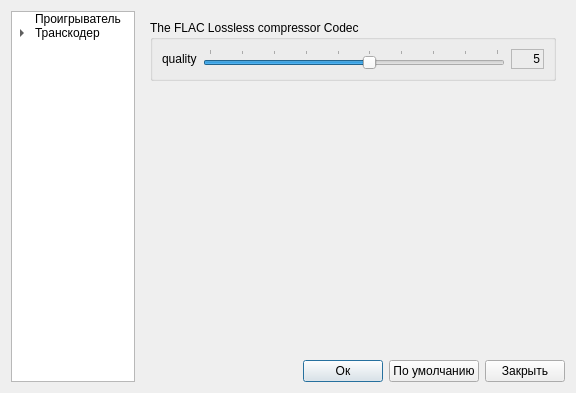
Above: ui/preferences.ui from ipse666/cueplayer before the change. Below: the same form after it.
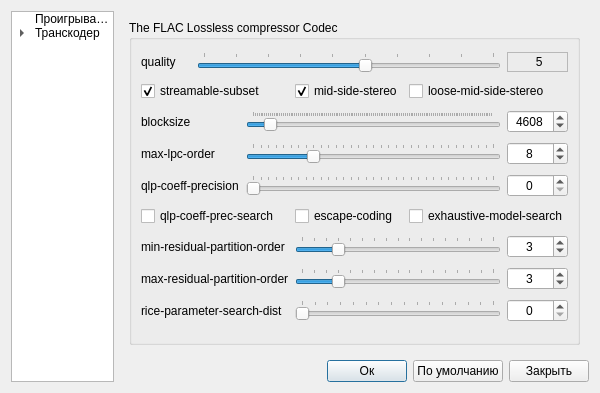
That is the form after the change. The open tabs and pages were chosen to show the change. Icons and pictures are not drawn.

Diff of the .ui file:
```diff
--- a/ui/preferences.ui
+++ b/ui/preferences.ui
@@ -6,8 +6,8 @@
    <rect>
     <x>0</x>
     <y>0</y>
-    <width>576</width>
-    <height>360</height>
+    <width>600</width>
+    <height>368</height>
    </rect>
   </property>
   <property name="windowTitle">
@@ -17,7 +17,7 @@
    <iconset>
     <normaloff>:/images/preferences.png</normaloff>:/images/preferences.png</iconset>
   </property>
-  <layout class="QGridLayout" name="gridLayout_4">
+  <layout class="QGridLayout" name="gridLayout_12">
    <item row="0" column="0" rowspan="2">
     <widget class="QTreeWidget" name="treeWidget">
      <property name="sizePolicy">
@@ -620,7 +620,28 @@
       </layout>
      </widget>
      <widget class="QWidget" name="page_4">
-      <layout class="QGridLayout" name="gridLayout_12">
+      <layout class="QGridLayout" name="gridLayout_4">
+       <item row="0" column="0">
+        <widget class="QScrollArea" name="scrollArea">
+         <property name="frameShape">
+          <enum>QFrame::NoFrame</enum>
+         </property>
+         <property name="horizontalScrollBarPolicy">
+          <enum>Qt::ScrollBarAlwaysOff</enum>
+         </property>
+         <property name="widgetResizable">
+          <bool>true</bool>
+         </property>
+         <widget class="QWidget" name="scrollAreaWidgetContents">
+          <property name="geometry">
+           <rect>
+            <x>0</x>
+            <y>0</y>
+            <width>406</width>
+            <height>408</height>
+           </rect>
+          </property>
+          <layout class="QGridLayout" name="gridLayout_16">
        <item row="0" column="0">
         <widget class="QGroupBox" name="groupBox_11">
          <property name="enabled">
@@ -1132,6 +1153,10 @@
        </item>
       </layout>
      </widget>
+        </widget>
+       </item>
+      </layout>
+     </widget>
      <widget class="QWidget" name="page_5">
       <layout class="QGridLayout" name="gridLayout_13">
        <item row="0" column="0">
@@ -1147,7 +1172,7 @@
             </property>
            </widget>
           </item>
-          <item row="0" column="1">
+          <item row="0" column="1" colspan="5">
            <widget class="QSlider" name="flacQuaSlider">
             <property name="sizePolicy">
              <sizepolicy hsizetype="Expanding" vsizetype="Fixed">
@@ -1181,7 +1206,400 @@
             </property>
            </widget>
           </item>
-          <item row="0" column="2">
+          <item row="2" column="0" colspan="3">
+           <widget class="QCheckBox" name="flacStreamableSubsetBox">
+            <property name="text">
+             <string>streamable-subset</string>
+            </property>
+            <property name="checked">
+             <bool>true</bool>
+            </property>
+           </widget>
+          </item>
+          <item row="2" column="3" colspan="2">
+           <widget class="QCheckBox" name="flacMidSideStereoBox">
+            <property name="text">
+             <string>mid-side-stereo</string>
+            </property>
+            <property name="checked">
+             <bool>true</bool>
+            </property>
+           </widget>
+          </item>
+          <item row="2" column="5" colspan="2">
+           <widget class="QCheckBox" name="flacLooseMidSideStereoBox">
+            <property name="text">
+             <string>loose-mid-side-stereo</string>
+            </property>
+           </widget>
+          </item>
+          <item row="3" column="0">
+           <widget class="QLabel" name="label_22">
+            <property name="text">
+             <string>blocksize</string>
+            </property>
+           </widget>
+          </item>
+          <item row="3" column="2" colspan="4">
+           <widget class="QSlider" name="flacBlocksizeSlider">
+            <property name="sizePolicy">
+             <sizepolicy hsizetype="Expanding" vsizetype="Fixed">
+              <horstretch>9</horstretch>
+              <verstretch>0</verstretch>
+             </sizepolicy>
+            </property>
+            <property name="minimum">
+             <number>16</number>
+            </property>
+            <property name="maximum">
+             <number>65535</number>
+            </property>
+            <property name="singleStep">
+             <number>512</number>
+            </property>
+            <property name="pageStep">
+             <number>5120</number>
+            </property>
+            <property name="value">
+             <number>4608</number>
+            </property>
+            <property name="orientation">
+             <enum>Qt::Horizontal</enum>
+            </property>
+            <property name="tickPosition">
+             <enum>QSlider::TicksAbove</enum>
+            </property>
+            <property name="tickInterval">
+             <number>512</number>
+            </property>
+           </widget>
+          </item>
+          <item row="3" column="6">
+           <widget class="QSpinBox" name="flacBlocksizeSpinBox">
+            <property name="alignment">
+             <set>Qt::AlignCenter</set>
+            </property>
+            <property name="minimum">
+             <number>16</number>
+            </property>
+            <property name="maximum">
+             <number>65535</number>
+            </property>
+            <property name="value">
+             <number>4608</number>
+            </property>
+           </widget>
+          </item>
+          <item row="4" column="0" colspan="2">
+           <widget class="QLabel" name="label_23">
+            <property name="text">
+             <string>max-lpc-order</string>
+            </property>
+           </widget>
+          </item>
+          <item row="4" column="2" colspan="4">
+           <widget class="QSlider" name="flacMaxLpcOrderSlider">
+            <property name="sizePolicy">
+             <sizepolicy hsizetype="Expanding" vsizetype="Fixed">
+              <horstretch>9</horstretch>
+              <verstretch>0</verstretch>
+             </sizepolicy>
+            </property>
+            <property name="minimum">
+             <number>0</number>
+            </property>
+            <property name="maximum">
+             <number>32</number>
+            </property>
+            <property name="singleStep">
+             <number>1</number>
+            </property>
+            <property name="pageStep">
+             <number>5</number>
+            </property>
+            <property name="value">
+             <number>8</number>
+            </property>
+            <property name="orientation">
+             <enum>Qt::Horizontal</enum>
+            </property>
+            <property name="tickPosition">
+             <enum>QSlider::TicksAbove</enum>
+            </property>
+            <property name="tickInterval">
+             <number>1</number>
+            </property>
+           </widget>
+          </item>
+          <item row="4" column="6">
+           <widget class="QSpinBox" name="flacMaxLpcOrderSpinBox">
+            <property name="alignment">
+             <set>Qt::AlignCenter</set>
+            </property>
+            <property name="minimum">
+             <number>0</number>
+            </property>
+            <property name="maximum">
+             <number>32</number>
+            </property>
+            <property name="value">
+             <number>8</number>
+            </property>
+           </widget>
+          </item>
+          <item row="5" column="0" colspan="2">
+           <widget class="QLabel" name="label_24">
+            <property name="text">
+             <string>qlp-coeff-precision</string>
+            </property>
+           </widget>
+          </item>
+          <item row="5" column="2" colspan="4">
+           <widget class="QSlider" name="flacQlpCoeffPrecisionSlider">
+            <property name="sizePolicy">
+             <sizepolicy hsizetype="Expanding" vsizetype="Fixed">
+              <horstretch>9</horstretch>
+              <verstretch>0</verstretch>
+             </sizepolicy>
+            </property>
+            <property name="minimum">
+             <number>0</number>
+            </property>
+            <property name="maximum">
+             <number>32</number>
+            </property>
+            <property name="singleStep">
+             <number>1</number>
+            </property>
+            <property name="pageStep">
+             <number>5</number>
+            </property>
+            <property name="value">
+             <number>0</number>
+            </property>
+            <property name="orientation">
+             <enum>Qt::Horizontal</enum>
+            </property>
+            <property name="tickPosition">
+             <enum>QSlider::TicksAbove</enum>
+            </property>
+            <property name="tickInterval">
+             <number>1</number>
+            </property>
+           </widget>
+          </item>
+          <item row="5" column="6">
+           <widget class="QSpinBox" name="flacQlpCoeffPrecisionSpinBox">
+            <property name="alignment">
+             <set>Qt::AlignCenter</set>
+            </property>
+            <property name="minimum">
+             <number>0</number>
+            </property>
+            <property name="maximum">
+             <number>32</number>
+            </property>
+            <property name="value">
+             <number>0</number>
+            </property>
+           </widget>
+          </item>
+          <item row="6" column="0" colspan="3">
+           <widget class="QCheckBox" name="flacQlpCoeffPrecSearchCheckBox">
+            <property name="text">
+             <string>qlp-coeff-prec-search</string>
+            </property>
+           </widget>
+          </item>
+          <item row="6" column="3" colspan="2">
+           <widget class="QCheckBox" name="flacEscapeCodingCheckBox">
+            <property name="text">
+             <string>escape-coding</string>
+            </property>
+           </widget>
+          </item>
+          <item row="6" column="5" colspan="2">
+           <widget class="QCheckBox" name="flacExhaustiveModelSearchCheckBox">
+            <property name="text">
+             <string>exhaustive-model-search</string>
+            </property>
+           </widget>
+          </item>
+          <item row="7" column="0" colspan="3">
+           <widget class="QLabel" name="label_26">
+            <property name="text">
+             <string>min-residual-partition-order</string>
+            </property>
+           </widget>
+          </item>
+          <item row="7" column="3" colspan="3">
+           <widget class="QSlider" name="flacMinResidualPartitionOrderSlider">
+            <property name="sizePolicy">
+             <sizepolicy hsizetype="Expanding" vsizetype="Fixed">
+              <horstretch>9</horstretch>
+              <verstretch>0</verstretch>
+             </sizepolicy>
+            </property>
+            <property name="minimum">
+             <number>0</number>
+            </property>
+            <property name="maximum">
+             <number>16</number>
+            </property>
+            <property name="singleStep">
+             <number>1</number>
+            </property>
+            <property name="pageStep">
+             <number>5</number>
+            </property>
+            <property name="value">
+             <number>3</number>
+            </property>
+            <property name="orientation">
+             <enum>Qt::Horizontal</enum>
+            </property>
+            <property name="tickPosition">
+             <enum>QSlider::TicksAbove</enum>
+            </property>
+            <property name="tickInterval">
+             <number>1</number>
+            </property>
+           </widget>
+          </item>
+          <item row="7" column="6">
+           <widget class="QSpinBox" name="flacMinResidualPartitionOrderSpinBox">
+            <property name="alignment">
+             <set>Qt::AlignCenter</set>
+            </property>
+            <property name="minimum">
+             <number>0</number>
+            </property>
+            <property name="maximum">
+             <number>16</number>
+            </property>
+            <property name="value">
+             <number>3</number>
+            </property>
+           </widget>
+          </item>
+          <item row="8" column="0" colspan="3">
+           <widget class="QLabel" name="label_27">
+            <property name="text">
+             <string>max-residual-partition-order</string>
+            </property>
+           </widget>
+          </item>
+          <item row="8" column="3" colspan="3">
+           <widget class="QSlider" name="flacMaxResidualPartitionOrderSlider">
+            <property name="sizePolicy">
+             <sizepolicy hsizetype="Expanding" vsizetype="Fixed">
+              <horstretch>9</horstretch>
+              <verstretch>0</verstretch>
+             </sizepolicy>
+            </property>
+            <property name="minimum">
+             <number>0</number>
+            </property>
+            <property name="maximum">
+             <number>16</number>
+            </property>
+            <property name="singleStep">
+             <number>1</number>
+            </property>
+            <property name="pageStep">
+             <number>5</number>
+            </property>
+            <property name="value">
+             <number>3</number>
+            </property>
+            <property name="sliderPosition">
+             <number>3</number>
+            </property>
+            <property name="orientation">
+             <enum>Qt::Horizontal</enum>
+            </property>
+            <property name="tickPosition">
+             <enum>QSlider::TicksAbove</enum>
+            </property>
+            <property name="tickInterval">
+             <number>1</number>
+            </property>
+           </widget>
+          </item>
+          <item row="8" column="6">
+           <widget class="QSpinBox" name="flacMaxResidualPartitionOrderSpinBox">
+            <property name="alignment">
+             <set>Qt::AlignCenter</set>
+            </property>
+            <property name="minimum">
+             <number>0</number>
+            </property>
+            <property name="maximum">
+             <number>16</number>
+            </property>
+            <property name="value">
+             <number>3</number>
+            </property>
+           </widget>
+          </item>
+          <item row="9" column="0" colspan="3">
+           <widget class="QLabel" name="label_25">
+            <property name="text">
+             <string>rice-parameter-search-dist</string>
+            </property>
+           </widget>
+          </item>
+          <item row="9" column="3" colspan="3">
+           <widget class="QSlider" name="flacRiceParameterSearchDistSlider">
+            <property name="sizePolicy">
+             <sizepolicy hsizetype="Expanding" vsizetype="Fixed">
+              <horstretch>9</horstretch>
+              <verstretch>0</verstretch>
+             </sizepolicy>
+            </property>
+            <property name="minimum">
+             <number>0</number>
+            </property>
+            <property name="maximum">
+             <number>15</number>
+            </property>
+            <property name="singleStep">
+             <number>1</number>
+            </property>
+            <property name="pageStep">
+             <number>5</number>
+            </property>
+            <property name="value">
+             <number>0</number>
+            </property>
+            <property name="orientation">
+             <enum>Qt::Horizontal</enum>
+            </property>
+            <property name="tickPosition">
+             <enum>QSlider::TicksAbove</enum>
+            </property>
+            <property name="tickInterval">
+             <number>1</number>
+            </property>
+           </widget>
+          </item>
+          <item row="9" column="6">
+           <widget class="QSpinBox" name="flacRiceParameterSearchDistSpinBox">
+            <property name="alignment">
+             <set>Qt::AlignCenter</set>
+            </property>
+            <property name="minimum">
+             <number>0</number>
+            </property>
+            <property name="maximum">
+             <number>15</number>
+            </property>
+            <property name="value">
+             <number>0</number>
+            </property>
+           </widget>
+          </item>
+          <item row="0" column="6">
            <widget class="QLabel" name="flacQuaValue">
             <property name="sizePolicy">
              <sizepolicy hsizetype="Preferred" vsizetype="Preferred">
@@ -1196,26 +1614,13 @@
              <string> 5</string>
             </property>
             <property name="alignment">
-             <set>Qt::AlignRight|Qt::AlignTrailing|Qt::AlignVCenter</set>
+             <set>Qt::AlignCenter</set>
             </property>
            </widget>
           </item>
          </layout>
         </widget>
        </item>
-       <item row="1" column="0">
-        <spacer name="verticalSpacer_5">
-         <property name="orientation">
-          <enum>Qt::Vertical</enum>
-         </property>
-         <property name="sizeHint" stdset="0">
-          <size>
-           <width>20</width>
-           <height>225</height>
-          </size>
-         </property>
-        </spacer>
-       </item>
       </layout>
      </widget>
      <widget class="QWidget" name="page_6">
```
Left out of the diff: 776 changed lines with no effect on the pictures. Lines whose indentation alone changed are shown as unchanged.
